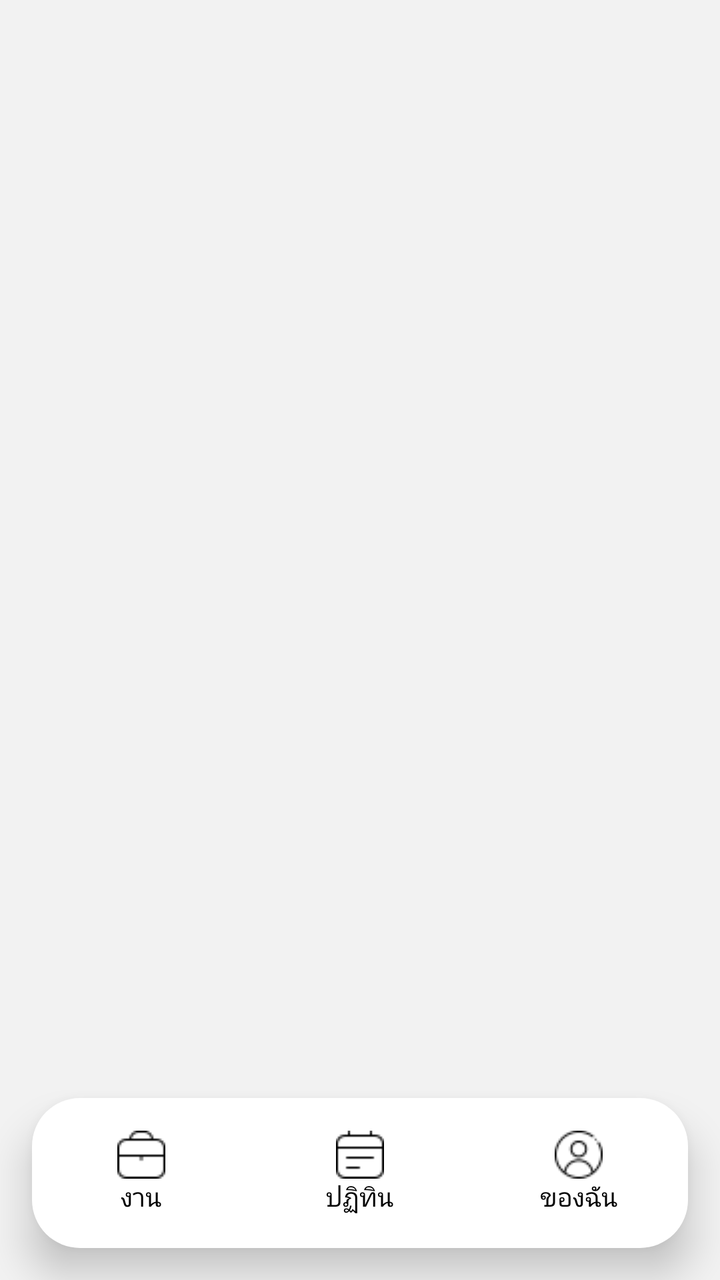
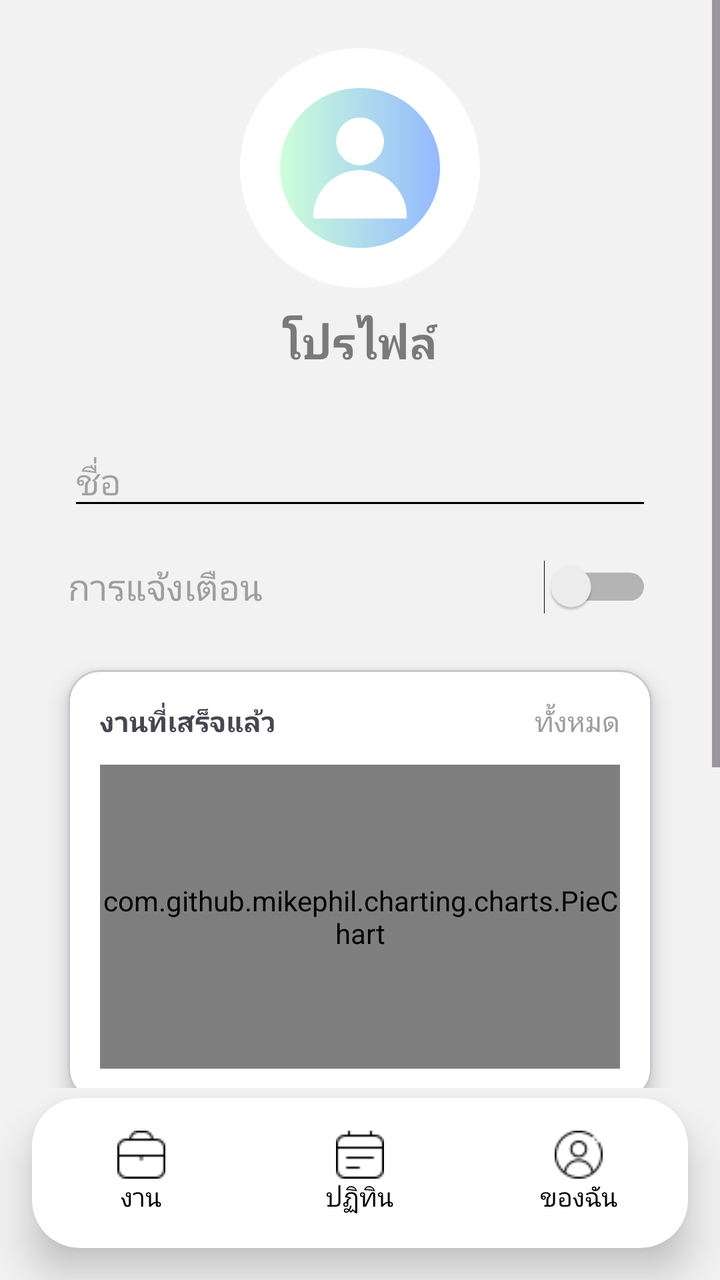

Before-and-after screenshots of an Android layout around one commit, followed by the original layout XML and the change that was made.
<!-- AndroidManifest.xml: application theme Theme.Project -->
<!-- res/layout/activity_profile.xml -->
<?xml version="1.0" encoding="utf-8"?>
<androidx.constraintlayout.widget.ConstraintLayout
    xmlns:android="http://schemas.android.com/apk/res/android"
    xmlns:app="http://schemas.android.com/apk/res-auto"
    android:id="@+id/main"
    android:layout_width="match_parent"
    android:layout_height="match_parent"
    android:background="#f2f2f2">




    <include
        android:id="@+id/bottomBar"
        layout="@layout/view_bottom_bar"
        android:layout_width="0dp"
        android:layout_height="wrap_content"
        app:layout_constraintBottom_toBottomOf="parent"
        app:layout_constraintEnd_toEndOf="parent"
        app:layout_constraintStart_toStartOf="parent" />

</androidx.constraintlayout.widget.ConstraintLayout>
<!-- res/layout/view_bottom_bar.xml (included above) -->
<?xml version="1.0" encoding="utf-8"?>
<merge xmlns:android="http://schemas.android.com/apk/res/android"
    xmlns:app="http://schemas.android.com/apk/res-auto">

    <androidx.constraintlayout.widget.ConstraintLayout
        android:layout_width="match_parent"
        android:layout_height="match_parent">

        <LinearLayout
            android:layout_width="0dp"
            android:layout_height="75dp"
            android:layout_marginStart="16dp"
            android:layout_marginEnd="16dp"
            android:layout_marginBottom="16dp"
            android:orientation="vertical"
            android:background="@drawable/bg_bottom_menu"
            android:elevation="12dp"

            app:layout_constraintStart_toStartOf="parent"
            app:layout_constraintEnd_toEndOf="parent"
            app:layout_constraintBottom_toBottomOf="parent">

            
            <LinearLayout
                android:layout_width="match_parent"
                android:layout_height="match_parent"
                android:gravity="center"
                android:orientation="horizontal">

                
                <LinearLayout
                    android:id="@+id/menu_tasks"
                    android:layout_width="0dp"
                    android:layout_height="match_parent"
                    android:layout_weight="1"
                    android:background="?attr/selectableItemBackground"
                    android:clickable="true"
                    android:focusable="true"
                    android:gravity="center"
                    android:orientation="vertical">

                    <ImageView
                        android:layout_width="wrap_content"
                        android:layout_height="wrap_content"
                        android:src="@drawable/ic_agenda" />

                    <TextView
                        android:layout_width="wrap_content"
                        android:layout_height="wrap_content"
                        android:text="งาน"
                        android:textSize="13sp"
                        android:textColor="#000000"/>
                </LinearLayout>

                
                <LinearLayout
                    android:id="@+id/menu_calendar"
                    android:layout_width="0dp"
                    android:layout_height="match_parent"
                    android:layout_weight="1"
                    android:background="?attr/selectableItemBackground"
                    android:clickable="true"
                    android:focusable="true"
                    android:gravity="center"
                    android:orientation="vertical">

                    <ImageView
                        android:layout_width="wrap_content"
                        android:layout_height="wrap_content"
                        android:src="@drawable/ic_menu_my_calendar" />

                    <TextView
                        android:layout_width="wrap_content"
                        android:layout_height="wrap_content"
                        android:text="ปฏิทิน"
                        android:textSize="13sp"
                        android:textColor="#000000"/>
                </LinearLayout>

                
                <LinearLayout
                    android:id="@+id/menu_profile"
                    android:layout_width="0dp"
                    android:layout_height="match_parent"
                    android:layout_weight="1"
                    android:background="?attr/selectableItemBackground"
                    android:clickable="true"
                    android:focusable="true"
                    android:gravity="center"
                    android:orientation="vertical">

                    <ImageView
                        android:layout_width="wrap_content"
                        android:layout_height="wrap_content"
                        android:src="@drawable/ic_profile" />

                    <TextView
                        android:layout_width="wrap_content"
                        android:layout_height="wrap_content"
                        android:text="ของฉัน"
                        android:textColor="#000000"
                        android:textSize="13sp" />
                </LinearLayout>

            </LinearLayout>

        </LinearLayout>

    </androidx.constraintlayout.widget.ConstraintLayout>

</merge>
<!-- resources referenced by this layout -->
<resources>
  <!-- drawable bg_bottom_menu (drawable) -->
  <?xml version="1.0" encoding="utf-8"?>
  <shape xmlns:android="http://schemas.android.com/apk/res/android">
  
      <solid android:color="#FFFFFF"/>
  
      
      <corners android:radius="24dp"/>
  
  </shape>
  <!-- drawable ic_agenda: png bitmap (drawable, 386 bytes) -->
  <!-- drawable ic_menu_my_calendar: png bitmap (drawable, 342 bytes) -->
  <!-- drawable ic_profile: png bitmap (drawable, 679 bytes) -->
  <style name="Theme.Project" parent="Base.Theme.Project" />
  <style name="Base.Theme.Project" parent="Theme.Material3.DayNight.NoActionBar">
          
          
      </style>
</resources>

<!-- the commit's change to res/layout/activity_profile.xml (unified diff, before → after) -->
@@ -5,19 +5,221 @@
     android:id="@+id/main"
     android:layout_width="match_parent"
     android:layout_height="match_parent"
-    android:background="#f2f2f2">
-
-
-
-
+    android:background="#F2F2F2">
+
+    
+    <ScrollView
+        android:layout_width="0dp"
+        android:layout_height="0dp"
+        android:layout_marginBottom="96dp"
+        app:layout_constraintBottom_toBottomOf="parent"
+        app:layout_constraintEnd_toEndOf="parent"
+        app:layout_constraintStart_toStartOf="parent"
+        app:layout_constraintTop_toTopOf="parent">
+
+        <LinearLayout
+            android:layout_width="match_parent"
+            android:layout_height="wrap_content"
+            android:orientation="vertical"
+            android:padding="24dp">
+
+            
+            <ImageView
+                android:layout_width="120dp"
+                android:layout_height="120dp"
+                android:layout_gravity="center"
+                android:background="@drawable/bg_circle"
+                android:padding="20dp"
+                android:src="@drawable/profile" />
+
+            
+            <TextView
+                android:layout_width="wrap_content"
+                android:layout_height="wrap_content"
+                android:layout_gravity="center"
+                android:layout_marginTop="12dp"
+                android:text="โปรไฟล์"
+                android:textColor="#7A7A7A"
+                android:textSize="22sp"
+                android:textStyle="bold" />
+
+            
+            <EditText
+                android:layout_width="match_parent"
+                android:layout_height="wrap_content"
+                android:layout_marginTop="32dp"
+                android:backgroundTint="#000000"
+                android:hint="ชื่อ"
+                android:layout_marginStart="10dp"
+                android:layout_marginEnd="10dp"/>
+
+            
+            <LinearLayout
+                android:layout_width="match_parent"
+                android:layout_height="wrap_content"
+                android:layout_marginTop="20dp"
+                android:gravity="center_vertical"
+                android:orientation="horizontal"
+                android:layout_marginStart="10dp"
+                android:layout_marginEnd="10dp">
+
+                <TextView
+                    android:layout_width="0dp"
+                    android:layout_height="wrap_content"
+                    android:layout_weight="1"
+                    android:text="การแจ้งเตือน"
+                    android:textColor="#9E9E9E"
+                    android:textSize="18sp" />
+
+                <Switch
+                    android:layout_width="wrap_content"
+                    android:layout_height="wrap_content" />
+            </LinearLayout>
+
+            
+            <com.google.android.material.card.MaterialCardView
+                android:layout_width="match_parent"
+                android:layout_height="wrap_content"
+                android:layout_marginTop="28dp"
+                app:cardCornerRadius="16dp"
+                app:cardElevation="6dp"
+                android:layout_marginStart="10dp"
+                android:layout_marginEnd="10dp"
+                app:cardBackgroundColor="@android:color/white">
+
+                <LinearLayout
+                    android:layout_width="match_parent"
+                    android:layout_height="wrap_content"
+                    android:orientation="vertical"
+                    android:padding="16dp">
+
+                    <LinearLayout
+                        android:layout_width="match_parent"
+                        android:layout_height="wrap_content"
+                        android:orientation="horizontal">
+
+                        <TextView
+                            android:layout_width="0dp"
+                            android:layout_height="wrap_content"
+                            android:layout_weight="1"
+                            android:text="งานที่เสร็จแล้ว"
+                            android:textStyle="bold" />
+
+                        <TextView
+                            android:text="ทั้งหมด"
+                            android:textColor="#9E9E9E"
+                            android:layout_width="wrap_content"
+                            android:layout_height="wrap_content"/>
+                    </LinearLayout>
+
+                    
+                    <com.github.mikephil.charting.charts.PieChart
+                        android:id="@+id/pieChart"
+                        android:layout_width="match_parent"
+                        android:layout_height="152dp"
+                        android:layout_marginTop="12dp" />
+                </LinearLayout>
+            </com.google.android.material.card.MaterialCardView>
+
+            
+            <LinearLayout
+                android:layout_width="match_parent"
+                android:layout_height="wrap_content"
+                android:layout_marginTop="16dp"
+                android:orientation="horizontal"
+                android:weightSum="2">
+
+                <com.google.android.material.card.MaterialCardView
+                    android:layout_width="0dp"
+                    android:layout_height="110dp"
+                    android:layout_weight="1"
+                    app:cardCornerRadius="16dp"
+                    app:cardElevation="6dp"
+                    app:cardBackgroundColor="@android:color/white"
+                    android:layout_marginStart="10dp"
+                    android:layout_marginEnd="10dp"
+                    android:layout_marginBottom="10dp">
+
+                    <LinearLayout
+                        android:layout_width="match_parent"
+                        android:layout_height="match_parent"
+                        android:gravity="center"
+                        android:orientation="vertical">
+
+                        <TextView
+                            android:text="1"
+                            android:textSize="28sp"
+                            android:textStyle="bold"
+                            android:layout_width="wrap_content"
+                            android:layout_height="wrap_content"/>
+
+                        <TextView
+                            android:text="งานที่เสร็จสมบูรณ์"
+                            android:textColor="#9E9E9E"
+                            android:layout_width="wrap_content"
+                            android:layout_height="wrap_content"/>
+                    </LinearLayout>
+                </com.google.android.material.card.MaterialCardView>
+
+                <com.google.android.material.card.MaterialCardView
+                    android:layout_width="0dp"
+                    android:layout_height="110dp"
+                    android:layout_weight="1"
+                    app:cardCornerRadius="16dp"
+                    app:cardElevation="6dp"
+                    app:cardBackgroundColor="@android:color/white"
+                    android:layout_marginStart="10dp"
+                    android:layout_marginEnd="10dp"
+                    android:layout_marginBottom="16dp">
+
+                    <LinearLayout
+                        android:layout_width="match_parent"
+                        android:layout_height="match_parent"
+                        android:gravity="center"
+                        android:orientation="vertical">
+
+                        <TextView
+                            android:text="0"
+                            android:textSize="28sp"
+                            android:textStyle="bold"
+                            android:layout_width="wrap_content"
+                            android:layout_height="wrap_content"/>
+
+                        <TextView
+                            android:text="งานที่ยังไม่เสร็จ"
+                            android:textColor="#9E9E9E"
+                            android:layout_width="wrap_content"
+                            android:layout_height="wrap_content"/>
+                    </LinearLayout>
+                </com.google.android.material.card.MaterialCardView>
+            </LinearLayout>
+
+            
+            <com.google.android.material.button.MaterialButton
+                android:id="@+id/btnLogout"
+                android:layout_width="match_parent"
+                android:layout_height="50dp"
+                android:layout_marginTop="5dp"
+                android:backgroundTint="#E0E0E0"
+                android:text="ออกจากระบบ"
+                android:textColor="#333333"
+                app:cornerRadius="12dp"
+                android:elevation="8dp"
+                android:layout_marginStart="10dp"
+                android:layout_marginEnd="10dp"/>
+
+        </LinearLayout>
+    </ScrollView>
+
+    
     <include
         android:id="@+id/bottomBar"
         layout="@layout/view_bottom_bar"
         android:layout_width="0dp"
         android:layout_height="wrap_content"
         app:layout_constraintBottom_toBottomOf="parent"
-        app:layout_constraintEnd_toEndOf="parent"
-        app:layout_constraintStart_toStartOf="parent" />
+        app:layout_constraintStart_toStartOf="parent"
+        app:layout_constraintEnd_toEndOf="parent"/>
 
 </androidx.constraintlayout.widget.ConstraintLayout>
 <!-- res/layout/view_bottom_bar.xml (included above) -->
<!-- resource entries referenced after the edit -->
@@ -10,9 +10,20 @@
       <corners android:radius="24dp"/>
   
   </shape>
+  <!-- drawable bg_circle (drawable) -->
+  <?xml version="1.0" encoding="utf-8"?>
+  <shape xmlns:android="http://schemas.android.com/apk/res/android">
+  
+      <solid android:color="#FFFFFF"/>
+  
+      
+      <corners android:radius="900dp"/>
+  
+  </shape>
   <!-- drawable ic_agenda: png bitmap (drawable, 386 bytes) -->
   <!-- drawable ic_menu_my_calendar: png bitmap (drawable, 342 bytes) -->
   <!-- drawable ic_profile: png bitmap (drawable, 679 bytes) -->
+  <!-- drawable profile: png bitmap (drawable, 22882 bytes) -->
   <style name="Theme.Project" parent="Base.Theme.Project" />
   <style name="Base.Theme.Project" parent="Theme.Material3.DayNight.NoActionBar">
           
